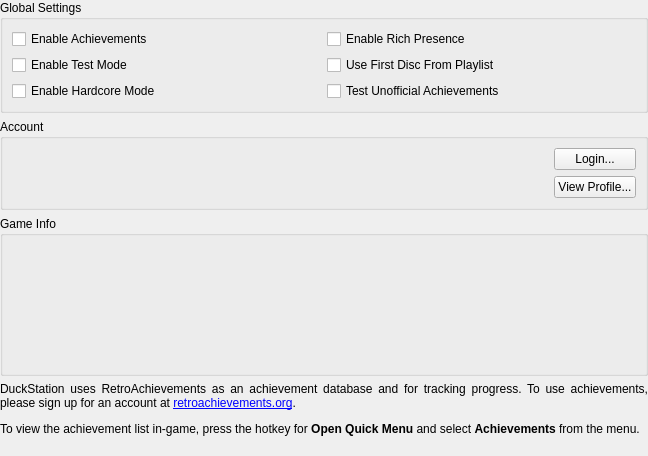
Old version of the form src/duckstation-qt/achievementsettingswidget.ui in the repository kofxi3584karlayang/duckstation.
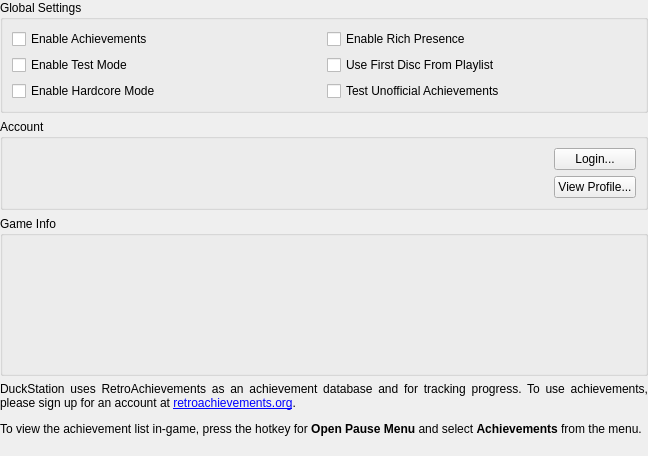
New version of the form.

Diff of the .ui file:
```diff
--- a/src/duckstation-qt/achievementsettingswidget.ui
+++ b/src/duckstation-qt/achievementsettingswidget.ui
@@ -136,7 +136,7 @@
    <item>
     <widget class="QLabel" name="label">
      <property name="text">
-      <string>&lt;html&gt;&lt;head/&gt;&lt;body&gt;&lt;p align=&quot;justify&quot;&gt;DuckStation uses RetroAchievements as an achievement database and for tracking progress. To use achievements, please sign up for an account at &lt;a href=&quot;https://retroachievements.org/&quot;&gt;&lt;span style=&quot; text-decoration: underline; color:#0000ff;&quot;&gt;retroachievements.org&lt;/span&gt;&lt;/a&gt;.&lt;/p&gt;&lt;p align=&quot;justify&quot;&gt;To view the achievement list in-game, press the hotkey for &lt;span style=&quot; font-weight:600;&quot;&gt;Open Quick Menu&lt;/span&gt; and select &lt;span style=&quot; font-weight:600;&quot;&gt;Achievements&lt;/span&gt; from the menu.&lt;/p&gt;&lt;/body&gt;&lt;/html&gt;</string>
+      <string>&lt;html&gt;&lt;head/&gt;&lt;body&gt;&lt;p align=&quot;justify&quot;&gt;DuckStation uses RetroAchievements as an achievement database and for tracking progress. To use achievements, please sign up for an account at &lt;a href=&quot;https://retroachievements.org/&quot;&gt;&lt;span style=&quot; text-decoration: underline; color:#0000ff;&quot;&gt;retroachievements.org&lt;/span&gt;&lt;/a&gt;.&lt;/p&gt;&lt;p align=&quot;justify&quot;&gt;To view the achievement list in-game, press the hotkey for &lt;span style=&quot; font-weight:600;&quot;&gt;Open Pause Menu&lt;/span&gt; and select &lt;span style=&quot; font-weight:600;&quot;&gt;Achievements&lt;/span&gt; from the menu.&lt;/p&gt;&lt;/body&gt;&lt;/html&gt;</string>
      </property>
      <property name="textFormat">
       <enum>Qt::RichText</enum>
```
Left out of the diff: 4 changed lines with no effect on the pictures.
